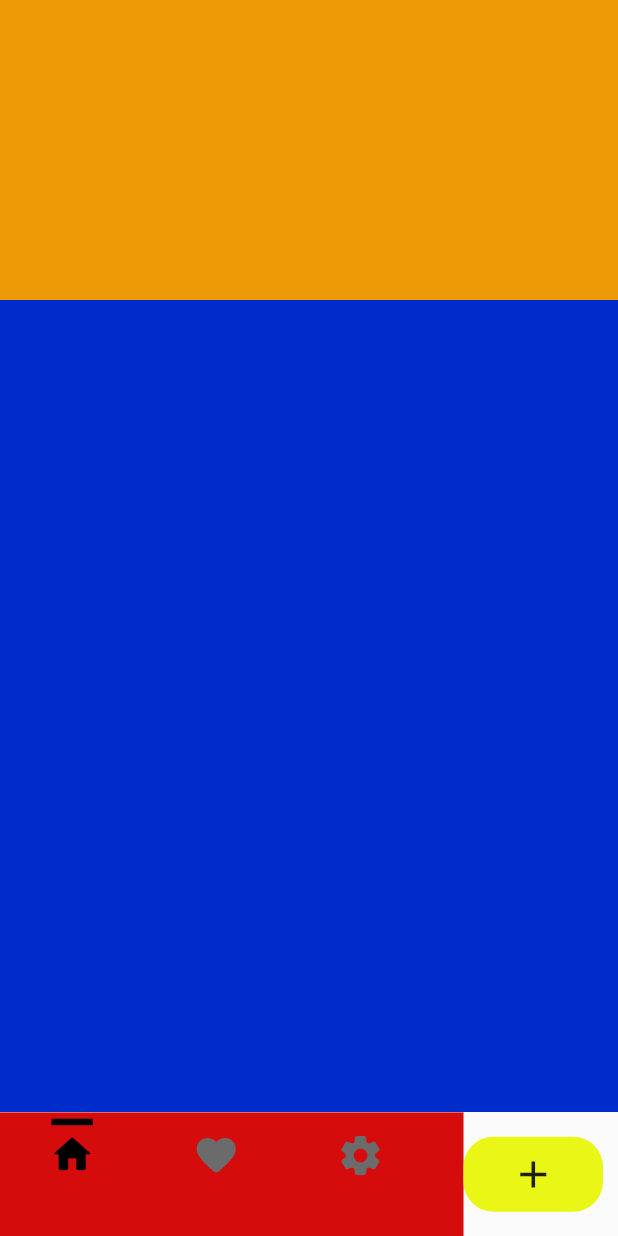
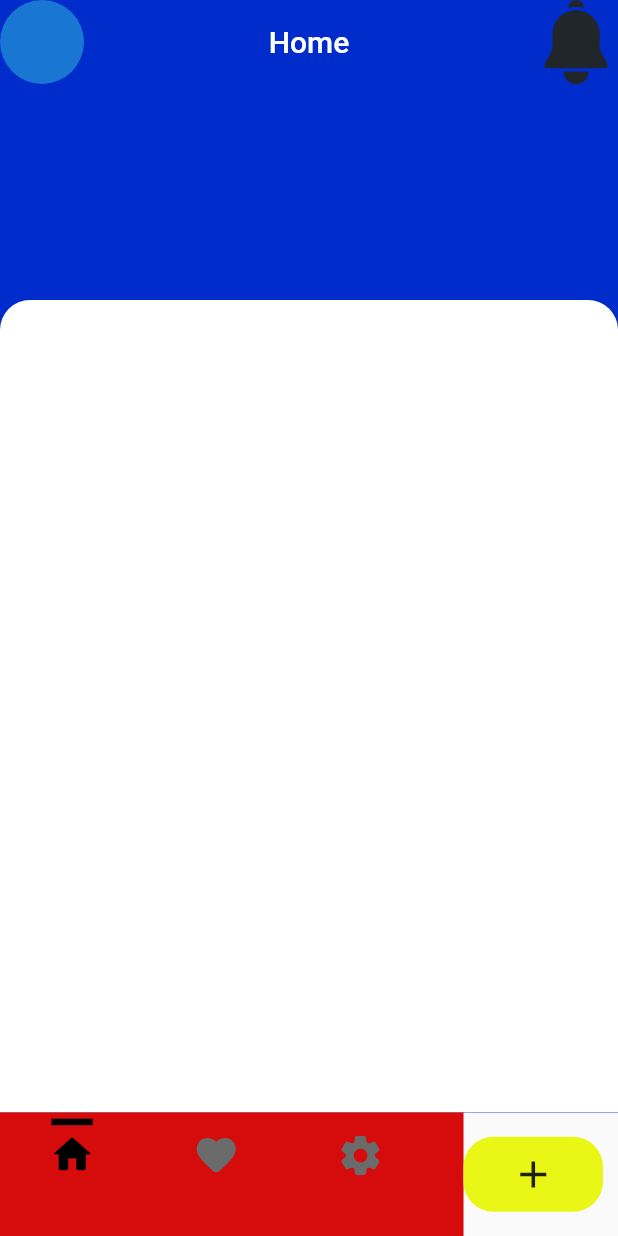
Before and after one commit to sayanths/fine_kube_machine_test, a Flutter app: the screen it shows after launch, on a phone screen of 412 x 824 dp. Run offline on Flutter 3.47's test engine with Material 2 defaults, Android fonts, the phone set to English and light mode, and no system bars.

Commit message:
sliverapp created and modified

```diff
--- a/lib/home_screen/view/home_screen.dart
+++ b/lib/home_screen/view/home_screen.dart
@@ -8,40 +8,53 @@ class HomeScreen extends StatelessWidget {
   Widget build(BuildContext context) {
     Size size = MediaQuery.of(context).size;
     return Scaffold(
-      body: SizedBox(
-        height: size.height -
-            AppBar().preferredSize.height -
-            MediaQuery.of(context).padding.top,
-        width: size.width,
-        child:  CustomScrollView(
+
+      body: ColoredBox(
+        color: blue,
+        child: CustomScrollView(
+          shrinkWrap: true,
+          physics: BouncingScrollPhysics(),
           slivers: [
             SliverAppBar(
+
               stretch: true,
               expandedHeight: 200,
+              title: Text("Home"),
+              leading: CircleAvatar(),
+              actions: [
+                Image.asset("assets/notifications.png",height: 5,)
+              ],
+              centerTitle: true,
               flexibleSpace: FlexibleSpaceBar(
 
-
-               // title: Text('app bar'),
                 background: Container(
-                  color: orange,
+                  color: blue,
                 ),
-                stretchModes: <StretchMode>[
+                stretchModes: const <StretchMode>[
                   StretchMode.blurBackground,
-
                 ],
-
               ),
               // onStretchTrigger: (() {
 
               // }),
             ),
             SliverToBoxAdapter(
-          child: Container(
-            height: size.height,
-            width: 300,
-            color: blue,
-          )
-            )
+                child: Stack(
+                  children: [
+                    Container(
+
+              height: size.height,
+              width: size.width,
+              decoration: const BoxDecoration(
+                    color: Colors.white,
+                    borderRadius: BorderRadius.only(
+                      topLeft: Radius.circular(20),
+                      topRight: Radius.circular(20),
+                    ),
+              ),
+            ),
+                  ],
+                ))
           ],
         ),
       ),
```
